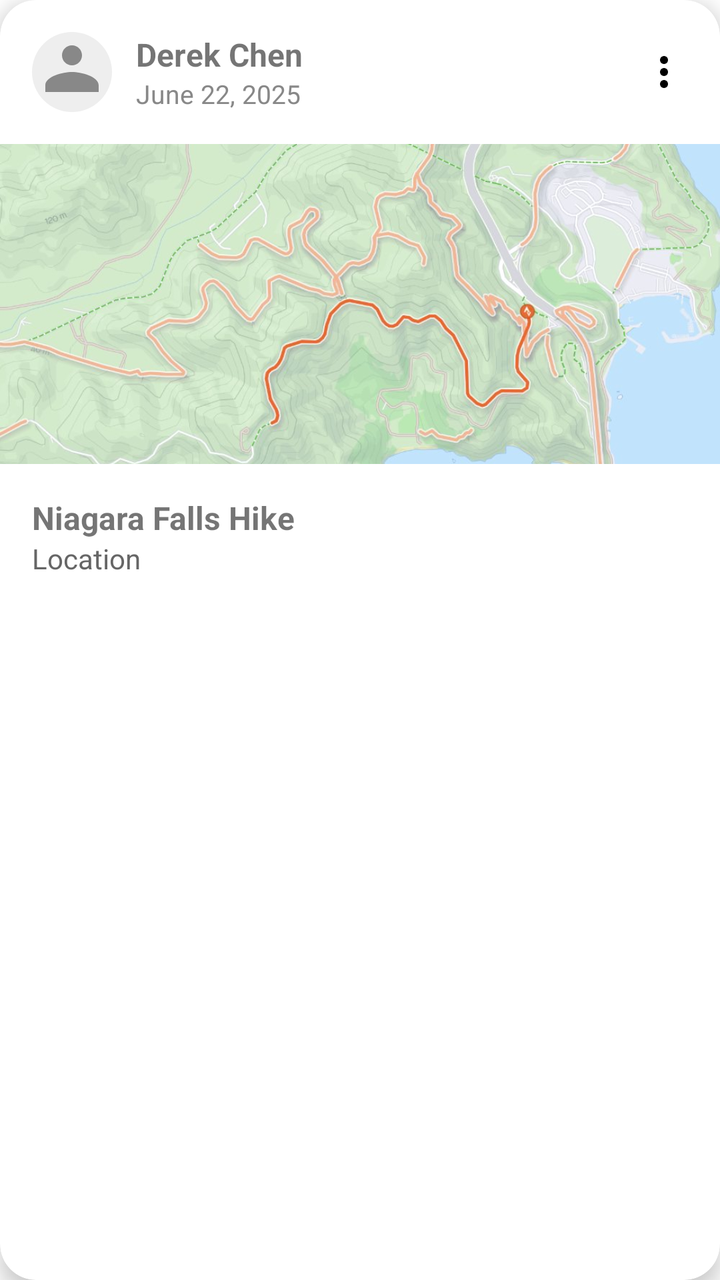
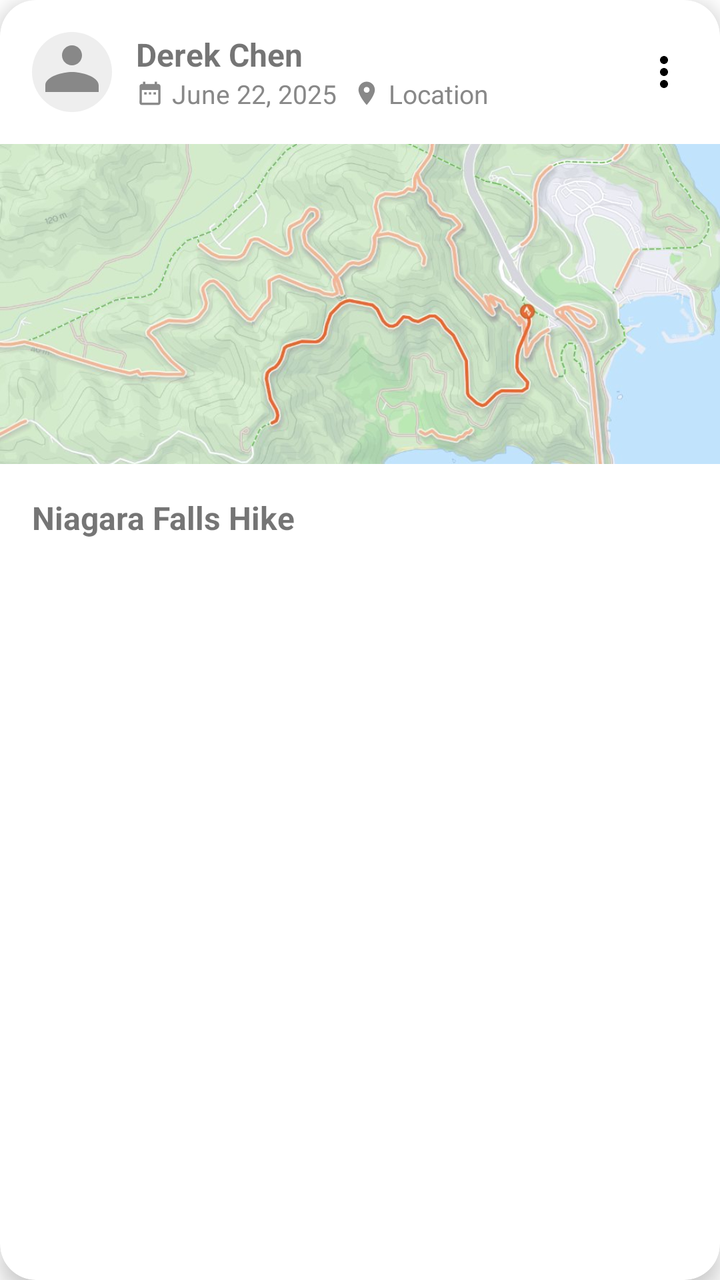

Two renders of the same Android screen: before a commit and after it. Below are the layout's source before the change and the commit's diff.
<!-- AndroidManifest.xml: application theme Theme.LocalTrail -->
<!-- res/layout/item_feed_trail.xml -->
<?xml version="1.0" encoding="utf-8"?>
<androidx.cardview.widget.CardView xmlns:android="http://schemas.android.com/apk/res/android"
    xmlns:card_view="http://schemas.android.com/apk/res-auto"
    android:id="@+id/cardTrail"
    android:layout_width="match_parent"
    android:layout_height="wrap_content"
    android:layout_marginStart="16dp"
    android:layout_marginEnd="16dp"
    android:layout_marginTop="4dp"
    android:layout_marginBottom="12dp"
    card_view:cardCornerRadius="18dp"
    card_view:cardElevation="6dp"
    android:backgroundTint="#FFFFFF">

    <LinearLayout
        android:layout_width="match_parent"
        android:layout_height="wrap_content"
        android:orientation="vertical"
        android:padding="0dp">

        <LinearLayout
            android:layout_width="match_parent"
            android:layout_height="wrap_content"
            android:orientation="horizontal"
            android:padding="16dp"
            android:gravity="center_vertical">

            <ImageView
                android:id="@+id/imageTrailAvatar"
                android:layout_width="40dp"
                android:layout_height="40dp"
                android:src="@drawable/ic_account_circle_black_24dp"
                android:background="@drawable/circle_bg"
                android:contentDescription="User avatar placeholder" />

            <LinearLayout
                android:layout_width="0dp"
                android:layout_height="wrap_content"
                android:layout_weight="1"
                android:orientation="vertical"
                android:layout_marginStart="12dp">
                <TextView
                    android:id="@+id/textTrailUser"
                    android:layout_width="wrap_content"
                    android:layout_height="wrap_content"
                    android:text="Derek Chen"
                    android:textStyle="bold"
                    android:textSize="16sp" />
                <TextView
                    android:id="@+id/textTrailDate"
                    android:layout_width="wrap_content"
                    android:layout_height="wrap_content"
                    android:text="June 22, 2025"
                    android:textColor="#888"
                    android:textSize="13sp" />
            </LinearLayout>

            <ImageView
                android:id="@+id/imageTrailMenu"
                android:layout_width="24dp"
                android:layout_height="24dp"
                android:src="@drawable/ic_more_vert"
                android:contentDescription="Menu" />
        </LinearLayout>

        <ImageView
            android:id="@+id/imageTrailPhoto"
            android:layout_width="match_parent"
            android:layout_height="160dp"
            android:scaleType="centerCrop"
            android:src="@drawable/trail"
            android:background="#EEE"
            android:contentDescription="Trail photo placeholder" />

        <LinearLayout
            android:layout_width="match_parent"
            android:layout_height="wrap_content"
            android:orientation="vertical"
            android:padding="16dp">
            <TextView
                android:id="@+id/textTrailName"
                android:layout_width="wrap_content"
                android:layout_height="wrap_content"
                android:textStyle="bold"
                android:textSize="16sp"
                android:text="Niagara Falls Hike" />
            <TextView
                android:id="@+id/textTrailLocation"
                android:layout_width="wrap_content"
                android:layout_height="wrap_content"
                android:text="Location"
                android:textColor="#666"
                android:textSize="14sp" />
        </LinearLayout>
    </LinearLayout>

</androidx.cardview.widget.CardView>
<!-- resources referenced by this layout -->
<resources>
  <!-- drawable circle_bg (drawable) -->
  <?xml version="1.0" encoding="utf-8"?>
  <shape xmlns:android="http://schemas.android.com/apk/res/android"
      android:shape="oval">
      <solid android:color="#EEE"/>
  </shape>
  <!-- drawable ic_account_circle_black_24dp (drawable) -->
  <?xml version="1.0" encoding="utf-8"?>
  <vector xmlns:android="http://schemas.android.com/apk/res/android"
      android:width="24dp"
      android:height="24dp"
      android:viewportWidth="24"
      android:viewportHeight="24">
      <path
          android:fillColor="#888888"
          android:pathData="M12,12c2.7,0 8,1.34 8,4v2H4v-2c0-2.66 5.3-4 8-4zm0-2c-1.66,0-3-1.34-3-3s1.34-3 3-3 3,1.34 3,3-1.34,3-3,3z"/>
  </vector>
  <!-- drawable ic_more_vert (drawable) -->
  <?xml version="1.0" encoding="utf-8"?>
  <vector xmlns:android="http://schemas.android.com/apk/res/android"
          android:width="24dp"
          android:height="24dp"
          android:viewportHeight="24.0"
          android:viewportWidth="24.0">
      <path
          android:fillColor="#FF000000"
          android:pathData="M12 8c1.1 0 2-.9 2-2s-.9-2-2-2-2 .9-2 2 .9 2 2 2zm0 2c-1.1 0-2 .9-2 2s.9 2 2 2 2-.9 2-2-.9-2-2-2zm0 6c-1.1 0-2 .9-2 2s.9 2 2 2 2-.9 2-2-.9-2-2-2z"/>
  </vector>
  <!-- drawable trail: jpg bitmap (drawable, 104025 bytes) -->
  <style name="Theme.LocalTrail" parent="Theme.MaterialComponents.DayNight.NoActionBar">
          
          <item name="colorPrimary">@color/purple_500</item>
          <item name="colorPrimaryVariant">@color/purple_700</item>
          <item name="colorOnPrimary">@color/white</item>
          
          <item name="colorSecondary">@color/teal_200</item>
          <item name="colorSecondaryVariant">@color/teal_700</item>
          <item name="colorOnSecondary">@color/black</item>
          
          <item name="android:statusBarColor">@android:color/white</item>
          
          <item name="windowActionBar">false</item>
          <item name="windowNoTitle">true</item>
      </style>
  <color name="purple_500">#FF6200EE</color>
  <color name="purple_700">#FF3700B3</color>
  <color name="white">#FFFFFFFF</color>
  <color name="teal_200">#FF03DAC5</color>
  <color name="teal_700">#FF018786</color>
  <color name="black">#FF000000</color>
</resources>

<!-- the commit's change to res/layout/item_feed_trail.xml (unified diff, before → after) -->
@@ -46,13 +46,49 @@
                     android:text="Derek Chen"
                     android:textStyle="bold"
                     android:textSize="16sp" />
-                <TextView
-                    android:id="@+id/textTrailDate"
-                    android:layout_width="wrap_content"
+                
+                <LinearLayout
+                    android:layout_width="match_parent"
                     android:layout_height="wrap_content"
-                    android:text="June 22, 2025"
-                    android:textColor="#888"
-                    android:textSize="13sp" />
+                    android:orientation="horizontal"
+                    android:gravity="center_vertical">
+                    
+                    <ImageView
+                        android:layout_width="14dp"
+                        android:layout_height="14dp"
+                        android:src="@drawable/ic_calendar"
+                        android:layout_marginEnd="4dp"
+                        android:tint="#888"
+                        android:contentDescription="Date icon" />
+                    
+                    <TextView
+                        android:id="@+id/textTrailDate"
+                        android:layout_width="wrap_content"
+                        android:layout_height="wrap_content"
+                        android:text="June 22, 2025"
+                        android:textColor="#888"
+                        android:textSize="13sp" />
+                    
+                    <View
+                        android:layout_width="8dp"
+                        android:layout_height="1dp" />
+                    
+                    <ImageView
+                        android:layout_width="14dp"
+                        android:layout_height="14dp"
+                        android:src="@drawable/ic_location_pin"
+                        android:layout_marginEnd="4dp"
+                        android:tint="#888"
+                        android:contentDescription="Location icon" />
+                    
+                    <TextView
+                        android:id="@+id/textTrailLocation"
+                        android:layout_width="wrap_content"
+                        android:layout_height="wrap_content"
+                        android:text="Location"
+                        android:textColor="#888"
+                        android:textSize="13sp" />
+                </LinearLayout>
             </LinearLayout>
 
             <ImageView
@@ -84,13 +120,16 @@
                 android:textStyle="bold"
                 android:textSize="16sp"
                 android:text="Niagara Falls Hike" />
+            
             <TextView
-                android:id="@+id/textTrailLocation"
+                android:id="@+id/textTrailDescription"
                 android:layout_width="wrap_content"
                 android:layout_height="wrap_content"
-                android:text="Location"
+                android:layout_marginTop="4dp"
                 android:textColor="#666"
-                android:textSize="14sp" />
+                android:textSize="14sp"
+                android:visibility="gone"
+                android:text="Trail description" />
         </LinearLayout>
     </LinearLayout>
 
<!-- resource entries referenced after the edit -->
@@ -16,6 +16,28 @@
       <path
           android:fillColor="#888888"
           android:pathData="M12,12c2.7,0 8,1.34 8,4v2H4v-2c0-2.66 5.3-4 8-4zm0-2c-1.66,0-3-1.34-3-3s1.34-3 3-3 3,1.34 3,3-1.34,3-3,3z"/>
+  </vector>
+  <!-- drawable ic_calendar (drawable) -->
+  <vector xmlns:android="http://schemas.android.com/apk/res/android"
+      android:width="24dp"
+      android:height="24dp"
+      android:viewportWidth="24"
+      android:viewportHeight="24"
+      android:tint="?attr/colorOnSurface">
+    <path
+        android:fillColor="@android:color/white"
+        android:pathData="M9,11L7,11v2h2v-2zM13,11h-2v2h2v-2zM17,11h-2v2h2v-2zM19,4h-1L18,2h-2v2L8,4L8,2L6,2v2L5,4c-1.11,0 -1.99,0.9 -1.99,2L3,20c0,1.1 0.89,2 2,2h14c1.1,0 2,-0.9 2,-2L21,6c0,-1.1 -0.9,-2 -2,-2zM19,20L5,20L5,9h14v11z"/>
+  </vector>
+  <!-- drawable ic_location_pin (drawable) -->
+  <vector xmlns:android="http://schemas.android.com/apk/res/android"
+      android:width="24dp"
+      android:height="24dp"
+      android:viewportWidth="24"
+      android:viewportHeight="24"
+      android:tint="?attr/colorOnSurface">
+    <path
+        android:fillColor="@android:color/white"
+        android:pathData="M12,2C8.13,2 5,5.13 5,9c0,5.25 7,13 7,13s7,-7.75 7,-13c0,-3.87 -3.13,-7 -7,-7zM12,11.5c-1.38,0 -2.5,-1.12 -2.5,-2.5s1.12,-2.5 2.5,-2.5 2.5,1.12 2.5,2.5 -1.12,2.5 -2.5,2.5z"/>
   </vector>
   <!-- drawable ic_more_vert (drawable) -->
   <?xml version="1.0" encoding="utf-8"?>
